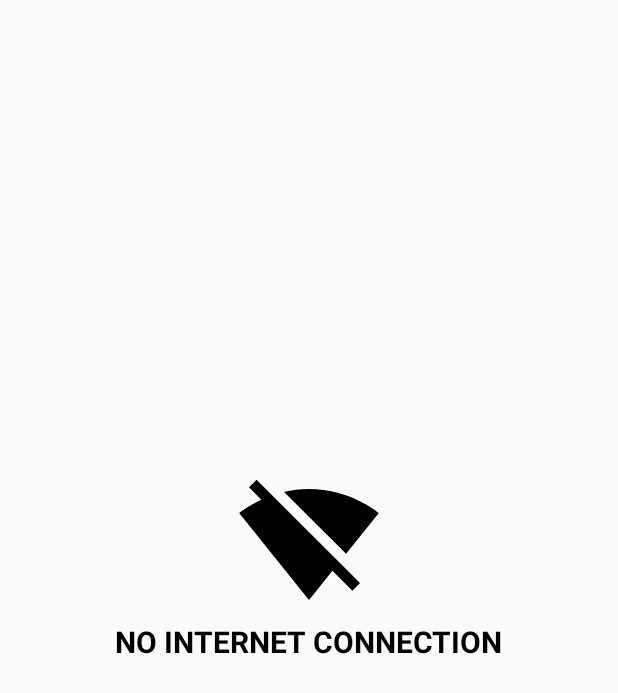
After one commit to NNHS-CS-Club/busapp, an Android app: the layout activity_no_connection.xml on its own in the app's theme, with its tools: preview values and no code run, on a phone screen of 412 x 824 dp. The commit adds this screen. Shown: the top 693 px of the screen. Run offline under Robolectric (Android 15) with nearby library versions, the phone set to English and light mode, and no system bars.

Commit message:
Fixed bugs when offline

```diff
--- a/app/src/main/AndroidManifest.xml
+++ b/app/src/main/AndroidManifest.xml
@@ -5,6 +5,7 @@
     tools:ignore="GoogleAppIndexingWarning">
 
     <uses-permission android:name="android.permission.INTERNET" />
+    <uses-permission android:name="android.permission.ACCESS_NETWORK_STATE" />
 
     <application
         android:allowBackup="true"
--- a/app/src/main/java/com/csclub/busapp/UserBusFragment.java
+++ b/app/src/main/java/com/csclub/busapp/UserBusFragment.java
@@ -37,6 +37,7 @@ public class UserBusFragment extends Fragment {
         view = inflater.inflate(R.layout.fragment_user_bus, container, false);
         navigationView = getActivity().findViewById(R.id.nav_view);
         toolbar = getActivity().findViewById(R.id.toolbar);
+        toolbar.setTitle("Bus App");
 
         Display display = getActivity().getWindowManager().getDefaultDisplay();
         Point size = new Point();
@@ -52,6 +53,7 @@ public class UserBusFragment extends Fragment {
         ValueEventListener valueEventListener = new ValueEventListener() {
             @Override
             public void onDataChange(@NonNull DataSnapshot dataSnapshot) {
+                toolbar.setTitle("Bus App");
                 TextView busTextView = view.findViewById(R.id.user_bus);
                 busTextView.setHeight(height / 2);
 
@@ -65,11 +67,9 @@ public class UserBusFragment extends Fragment {
                         String change = postSnapshot.child("Change").getValue().toString();
                         if (change.equals("")) {
                             busTextView.setText("Bus " + key);
-                            toolbar.setTitle("Bus " + userBusNumber);
                             navigationView.getMenu().findItem(R.id.nav_user_bus).setTitle("Bus " + userBusNumber);
                         } else {
                             busTextView.setText("Bus " + key + "=" + change);
-                            toolbar.setTitle("Bus " + userBusNumber + "=" + change);
                             navigationView.getMenu().findItem(R.id.nav_user_bus).setTitle("Bus " + userBusNumber + "=" + change);
                         }
                         String status = postSnapshot.child("Status").getValue().toString();
--- /dev/null
+++ b/app/src/main/res/drawable/ic_signal_wifi_off_black_24dp.xml
@@ -0,0 +1,4 @@
+<vector android:height="96dp" android:viewportHeight="24.0"
+    android:viewportWidth="24.0" android:width="96dp" xmlns:android="http://schemas.android.com/apk/res/android">
+    <path android:fillColor="#FF000000" android:pathData="M23.64,7c-0.45,-0.34 -4.93,-4 -11.64,-4 -1.5,0 -2.89,0.19 -4.15,0.48L18.18,13.8 23.64,7zM17.04,15.22L3.27,1.44 2,2.72l2.05,2.06C1.91,5.76 0.59,6.82 0.36,7l11.63,14.49 0.01,0.01 0.01,-0.01 3.9,-4.86 3.32,3.32 1.27,-1.27 -3.46,-3.46z"/>
+</vector>
--- /dev/null
+++ b/app/src/main/res/layout/activity_no_connection.xml
@@ -0,0 +1,32 @@
+<?xml version="1.0" encoding="utf-8"?>
+<android.support.constraint.ConstraintLayout xmlns:android="http://schemas.android.com/apk/res/android"
+    xmlns:app="http://schemas.android.com/apk/res-auto"
+    android:layout_width="match_parent"
+    android:layout_height="match_parent">
+
+    <ImageView
+        android:id="@+id/image"
+        android:layout_width="wrap_content"
+        android:layout_height="wrap_content"
+        app:layout_constraintLeft_toLeftOf="parent"
+        app:layout_constraintRight_toRightOf="parent"
+        app:layout_constraintTop_toTopOf="parent"
+        app:layout_constraintBottom_toBottomOf="parent"
+        android:layout_marginBottom="100dp"
+        android:src="@drawable/ic_signal_wifi_off_black_24dp"/>
+
+    <TextView
+        android:id="@+id/text"
+        android:layout_marginTop="100dp"
+        android:layout_width="wrap_content"
+        android:layout_height="wrap_content"
+        app:layout_constraintTop_toTopOf="@id/image"
+        app:layout_constraintLeft_toLeftOf="parent"
+        app:layout_constraintRight_toRightOf="parent"
+        android:text="NO INTERNET CONNECTION"
+        android:textStyle="bold"
+        android:textSize="20dp"
+        android:textColor="@color/colorBlack"/>
+
+
+</android.support.constraint.ConstraintLayout>
```
Also changed, not shown: app/src/main/java/com/csclub/busapp/MainActivity.java (+17 -1 lines).
